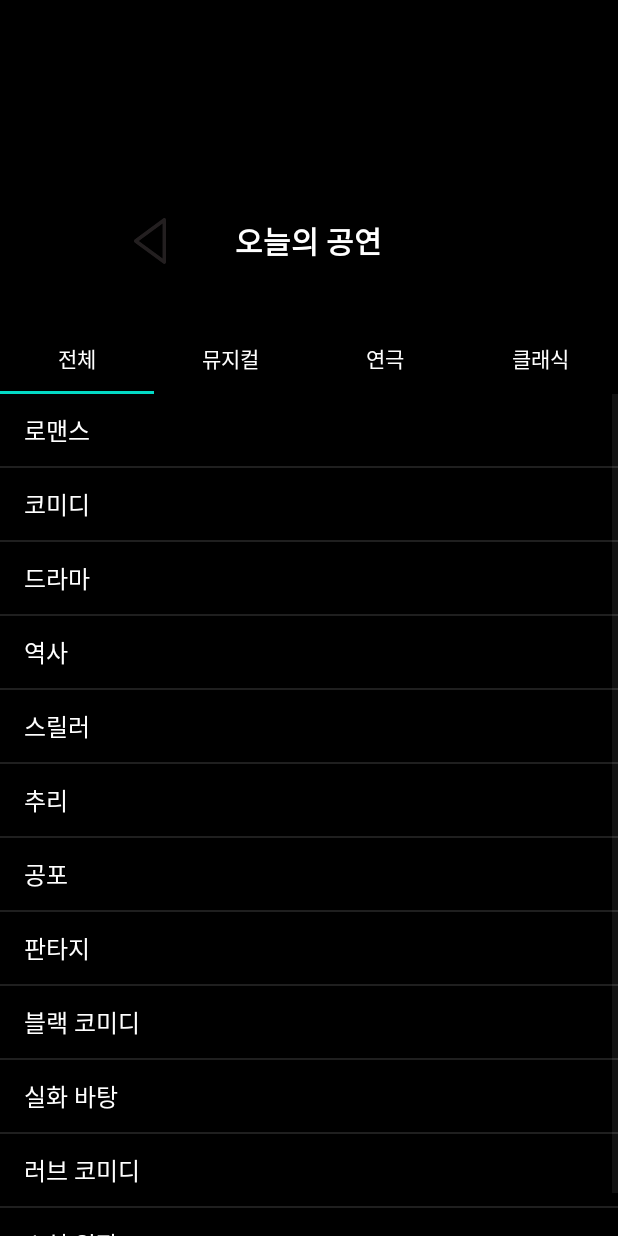
After one commit to JayHan-K/todaysShow, an Android app: the CategoryActivity screen opened directly, with no data from a screen before it, on a phone screen of 412 x 824 dp. The commit adds this screen. Run offline under Robolectric (Android 15) with nearby library versions, the phone set to English and light mode, and no system bars.

Commit message:
2020.08.24 Hwayeon Merge

```diff
--- /dev/null
+++ b/app/src/main/java/com/example/todaysshow/CategoryActivity.java
@@ -0,0 +1,65 @@
+package com.example.todaysshow;
+
+import androidx.appcompat.app.AppCompatActivity;
+import androidx.viewpager.widget.ViewPager;
+
+import android.os.Bundle;
+import android.view.View;
+import android.view.Window;
+import android.view.WindowManager;
+import android.widget.Button;
+
+import com.example.todaysshow.adapter.CategoryPagerAdapter;
+import com.google.android.material.tabs.TabLayout;
+
+public class CategoryActivity extends AppCompatActivity {
+    ViewPager viewPager;
+    CategoryPagerAdapter adapter;
+
+    @Override
+    protected void onCreate(Bundle savedInstanceState) {
+        super.onCreate(savedInstanceState);
+        requestWindowFeature(Window.FEATURE_NO_TITLE);
+        getWindow().addFlags(WindowManager.LayoutParams.FLAG_KEEP_SCREEN_ON);
+        getWindow().setFlags(WindowManager.LayoutParams.FLAG_BLUR_BEHIND, WindowManager.LayoutParams.FLAG_BLUR_BEHIND);
+        setContentView(R.layout.activity_category);
+
+        Button backToMainBt = (Button) findViewById(R.id.category_back_to_home);
+        backToMainBt.setOnClickListener(new View.OnClickListener() {
+            @Override
+            public void onClick(View view) {
+                finish();
+            }
+        });
+
+        TabLayout tabLayout = (TabLayout) findViewById(R.id.tabLayout);
+        tabLayout.addTab((tabLayout.newTab().setText("전체")));
+        tabLayout.addTab((tabLayout.newTab().setText("뮤지컬")));
+        tabLayout.addTab((tabLayout.newTab().setText("연극")));
+        tabLayout.addTab((tabLayout.newTab().setText("클래식")));
+        tabLayout.setTabGravity(TabLayout.GRAVITY_FILL);
+
+        adapter = new CategoryPagerAdapter(getSupportFragmentManager(), tabLayout.getTabCount());
+        viewPager = (ViewPager) findViewById(R.id.viewPager);
+        viewPager.setAdapter(adapter);
+        viewPager.addOnPageChangeListener(new TabLayout.TabLayoutOnPageChangeListener(tabLayout));
+
+        tabLayout.addOnTabSelectedListener(new TabLayout.OnTabSelectedListener() {
+            @Override
+            public void onTabSelected(TabLayout.Tab tab) {
+                viewPager.setCurrentItem(tab.getPosition());
+                adapter.notifyDataSetChanged();
+            }
+
+            @Override
+            public void onTabUnselected(TabLayout.Tab tab) {
+
+            }
+
+            @Override
+            public void onTabReselected(TabLayout.Tab tab) {
+
+            }
+        });
+    }
+}
--- /dev/null
+++ b/app/src/main/java/com/example/todaysshow/adapter/CategoryPagerAdapter.java
@@ -0,0 +1,48 @@
+package com.example.todaysshow.adapter;
+
+import androidx.fragment.app.Fragment;
+import androidx.fragment.app.FragmentManager;
+import androidx.fragment.app.FragmentStatePagerAdapter;
+
+import com.example.todaysshow.fragment.category.CategoryClassic;
+import com.example.todaysshow.fragment.category.CategoryMusical;
+import com.example.todaysshow.fragment.category.CategoryPlay;
+import com.example.todaysshow.fragment.category.CategoryTotal;
+
+public class CategoryPagerAdapter extends FragmentStatePagerAdapter {
+    int num;
+
+    public CategoryPagerAdapter(FragmentManager fm, int num){
+        super(fm);
+        this.num = num;
+    }
+
+    @Override
+    public Fragment getItem(int position) {
+        switch (position){
+            case 0:
+                CategoryTotal tab1 = new CategoryTotal();
+                return tab1;
+
+            case 1:
+                CategoryMusical tab2 = new CategoryMusical();
+                return tab2;
+
+            case 2:
+                CategoryPlay tab3 = new CategoryPlay();
+                return tab3;
+
+            case 3:
+                CategoryClassic tab4 = new CategoryClassic();
+                return tab4;
+
+            default:
+                return null;
+        }
+    }
+
+    @Override
+    public int getCount() {
+        return num;
+    }
+}
--- /dev/null
+++ b/app/src/main/java/com/example/todaysshow/fragment/category/CategoryMusical.java
@@ -0,0 +1,41 @@
+package com.example.todaysshow.fragment.category;
+
+import android.os.Bundle;
+import android.util.Log;
+import android.view.LayoutInflater;
+import android.view.View;
+import android.view.ViewGroup;
+import android.widget.ArrayAdapter;
+import android.widget.ListView;
+import android.widget.Toast;
+
+import androidx.annotation.NonNull;
+import androidx.annotation.Nullable;
+import androidx.fragment.app.ListFragment;
+
+import com.example.todaysshow.R;
+
+public class CategoryMusical extends ListFragment {
+    public CategoryMusical(){
+
+    }
+    @Nullable
+    @Override
+    public View onCreateView(@NonNull LayoutInflater inflater, @Nullable ViewGroup container, @Nullable Bundle savedInstanceState) {
+        View rootView = inflater.inflate(R.layout.categroy_listview,container,false);
+
+        String[] LIST_MENU = {"인기작","주크박스/댄스 뮤지컬","대극장 뮤지컬", "중,소극장 뮤지컬","소설 원작","창작 뮤지컬","토니 어워즈 수상작","역사","로맨스","공포/스릴러","드라마/감동","어린이 뮤지컬"};
+        ArrayAdapter<String> listViewAdapter = new ArrayAdapter<String>(getActivity(), android.R.layout.simple_list_item_1,LIST_MENU);
+        setListAdapter(listViewAdapter);
+
+        return rootView;
+    }
+
+    @Override
+    public void onListItemClick(ListView l, View v, int position, long id){
+        String strText = (String) l.getItemAtPosition(position);
+        Log.d("Fragment: ", position + ": " +strText);
+        Toast.makeText(this.getContext(), "클릭: " + position +" " + strText, Toast.LENGTH_SHORT).show();
+    }
+
+}
--- /dev/null
+++ b/app/src/main/java/com/example/todaysshow/fragment/category/CategoryTotal.java
@@ -0,0 +1,44 @@
+package com.example.todaysshow.fragment.category;
+
+import android.os.Bundle;
+import android.util.Log;
+import android.view.LayoutInflater;
+import android.view.View;
+import android.view.ViewGroup;
+import android.widget.ArrayAdapter;
+import android.widget.ListView;
+
+import androidx.annotation.NonNull;
+import androidx.annotation.Nullable;
+import androidx.fragment.app.ListFragment;
+
+import com.example.todaysshow.R;
+
+public class CategoryTotal extends ListFragment {
+
+    public CategoryTotal(){
+
+    }
+
+    @Nullable
+    @Override
+    public View onCreateView(@NonNull LayoutInflater inflater, @Nullable ViewGroup container, @Nullable Bundle savedInstanceState) {
+        View rootView = inflater.inflate(R.layout.categroy_listview,container,false);
+
+        String[] LIST_MENU = {"로맨스","코미디","드라마", "역사","스릴러","추리","공포","판타지","블랙 코미디","실화 바탕","러브 코미디","소설 원작"};
+        ArrayAdapter<String> listViewAdapter = new ArrayAdapter<String>(getActivity(), android.R.layout.simple_list_item_1,LIST_MENU);
+        setListAdapter(listViewAdapter);
+
+        return rootView;
+    }
+
+    @Override
+    public void onListItemClick(ListView l, View v, int position, long id){
+
+        String strText = (String) l.getItemAtPosition(position);
+        Log.d("Fragment: ", position + ": " +strText);
+        //Toast.makeText(this.getContext(), "클릭: " + position +" " + strText, Toast.LENGTH_SHORT).show();
+
+    }
+
+}
--- /dev/null
+++ b/app/src/main/res/layout/activity_category.xml
@@ -0,0 +1,67 @@
+<?xml version="1.0" encoding="utf-8"?>
+<LinearLayout
+    android:orientation="vertical"
+    xmlns:android="http://schemas.android.com/apk/res/android"
+    xmlns:app="http://schemas.android.com/apk/res-auto"
+    xmlns:tools="http://schemas.android.com/tools"
+    android:layout_width="match_parent"
+    android:layout_height="match_parent"
+    android:background="@color/transparent"
+    tools:context=".CategoryActivity">
+    <LinearLayout
+        android:orientation="vertical"
+        android:layout_width="match_parent"
+        android:layout_height="322px">
+        <LinearLayout
+            android:layout_width="match_parent"
+            android:layout_height="160px">
+        </LinearLayout>
+        <LinearLayout
+            android:orientation="horizontal"
+            android:layout_width="match_parent"
+            android:layout_height="match_parent">
+            <RelativeLayout
+                android:layout_width="match_parent"
+                android:layout_height="match_parent">
+                <Button
+                    android:id="@+id/category_back_to_home"
+                    android:layout_centerVertical="true"
+                    android:layout_marginLeft="110px"
+                    android:background="@drawable/back_arrow"
+                    android:layout_width="80px"
+                    android:layout_height="90px">
+                </Button>
+                <TextView
+                    android:textSize="20sp"
+                    android:textStyle="bold"
+                    android:textColor="#ffffff"
+                    android:layout_centerInParent="true"
+                    android:text="오늘의 공연"
+                    android:layout_width="wrap_content"
+                    android:layout_height="wrap_content">
+
+                </TextView>
+            </RelativeLayout>
+        </LinearLayout>
+    </LinearLayout>
+
+    <LinearLayout
+        android:weightSum="1"
+        android:layout_width="match_parent"
+        android:layout_height="match_parent"
+        android:orientation="vertical">
+
+        <com.google.android.material.tabs.TabLayout
+            app:tabTextColor="#ffffff"
+            android:id="@+id/tabLayout"
+            android:layout_width="match_parent"
+            android:layout_height="wrap_content"
+            android:theme="@style/AppTheme" />
+
+        <androidx.viewpager.widget.ViewPager
+            android:id="@+id/viewPager"
+            android:layout_width="match_parent"
+            android:layout_height="match_parent" />
+    </LinearLayout>
+
+</LinearLayout>
--- a/app/src/main/res/layout/activity_home_fragment.xml
+++ b/app/src/main/res/layout/activity_home_fragment.xml
@@ -132,6 +132,7 @@
                 android:layout_width="match_parent"
                 android:layout_height="match_parent">
                 <Button
+                    android:id="@+id/home_fragment_category_bt"
                     android:layout_centerVertical="true"
                     android:layout_marginLeft="110px"
                     android:background="@drawable/top_menu_bar_image"
--- a/app/src/main/res/layout/activity_category_fragment.xml
+++ b/app/src/main/res/layout/categroy_listview.xml
@@ -1,14 +1,12 @@
 <?xml version="1.0" encoding="utf-8"?>
 <FrameLayout xmlns:android="http://schemas.android.com/apk/res/android"
-    xmlns:app="http://schemas.android.com/apk/res-auto"
     xmlns:tools="http://schemas.android.com/tools"
     android:layout_width="match_parent"
     android:layout_height="match_parent"
-    tools:context=".fragment.CategoryFragment">
+    tools:context=".fragment.category.CategoryTotal">
 
-    <TextView
-        android:text="Category"
-        android:layout_width="wrap_content"
-        android:layout_height="wrap_content"/>
-
+    <ListView
+        android:id="@android:id/list"
+        android:layout_width="match_parent"
+        android:layout_height="match_parent"/>
 </FrameLayout>
--- a/app/src/main/res/values/colors.xml
+++ b/app/src/main/res/values/colors.xml
@@ -5,4 +5,5 @@
     <color name="colorAccent">#03DAC5</color>
     <color name="tab_background_selected">#ffff00</color>
     <color name="tab_background_unselected">#ff00ff</color>
+    <color name="transparent">#CC000000</color>
 </resources>
--- a/app/src/main/res/values/styles.xml
+++ b/app/src/main/res/values/styles.xml
@@ -23,4 +23,22 @@
         <item name="android:textColorHint">#9b9b9b</item>
         <item name="android:tint">#9b9b9b</item>
     </style>
+
+    <style name="Transparent" parent="@style/Theme.AppCompat">
+        <!--Titlebar 없애는 옵션
+            true : Titlebar x
+            false : Titlebar o
+        -->
+        <item name="windowNoTitle">true</item>
+        <!-- 투명정도를 나타내는 색-->
+        <item name="android:windowBackground">@android:color/transparent</item>
+        <item name="android:colorBackgroundCacheHint">@null</item>
+        <item name="android:windowIsTranslucent">true</item>
+        <item name="android:windowAnimationStyle">@android:style/Animation</item>
+        <!--
+        android:backgroundDimEnabled
+        true - 반투명 검정 /  false - 완전 투명
+        -->
+        <item name="android:backgroundDimEnabled">true</item>
+    </style>
 </resources>
```
Also changed, not shown: app/src/main/AndroidManifest.xml (+9 -8 lines), app/src/main/java/com/example/todaysshow/fragment/CategoryFragment.kt (deleted, +0 -23 lines), app/src/main/java/com/example/todaysshow/fragment/HomeFragment.kt (+9 -0 lines), app/src/main/java/com/example/todaysshow/fragment/category/CategoryClassic.java (added, +42 -0 lines), app/src/main/java/com/example/todaysshow/fragment/category/CategoryPlay.java (added, +40 -0 lines), app/src/main/res/drawable/back_arrow.png (added).
